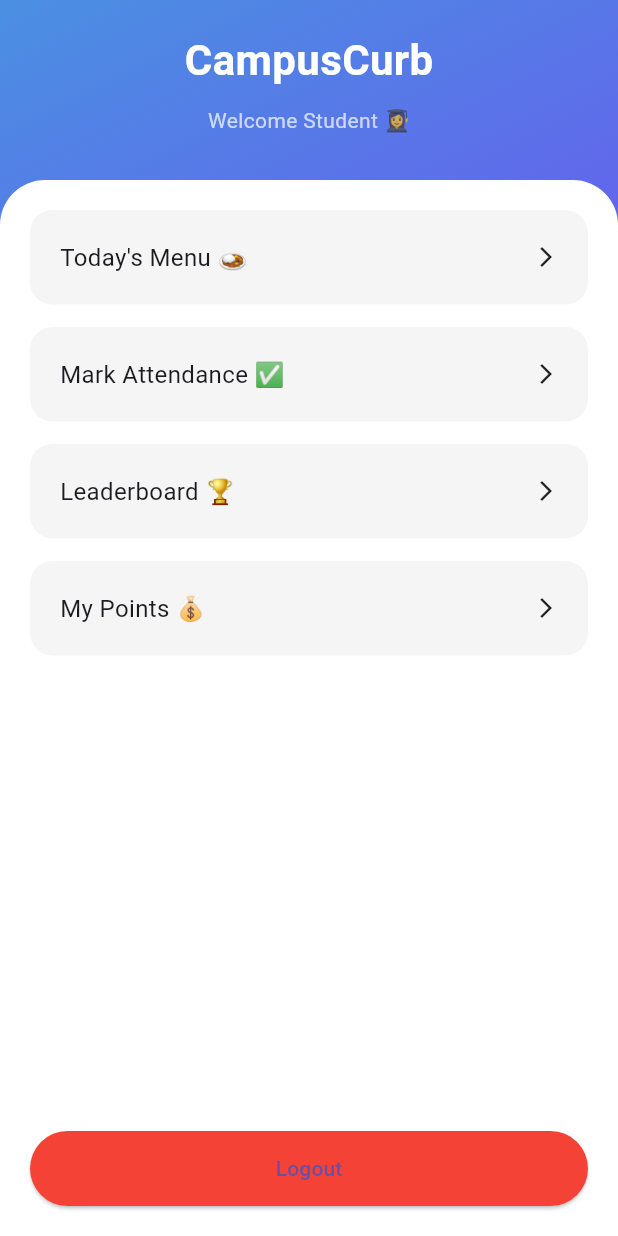
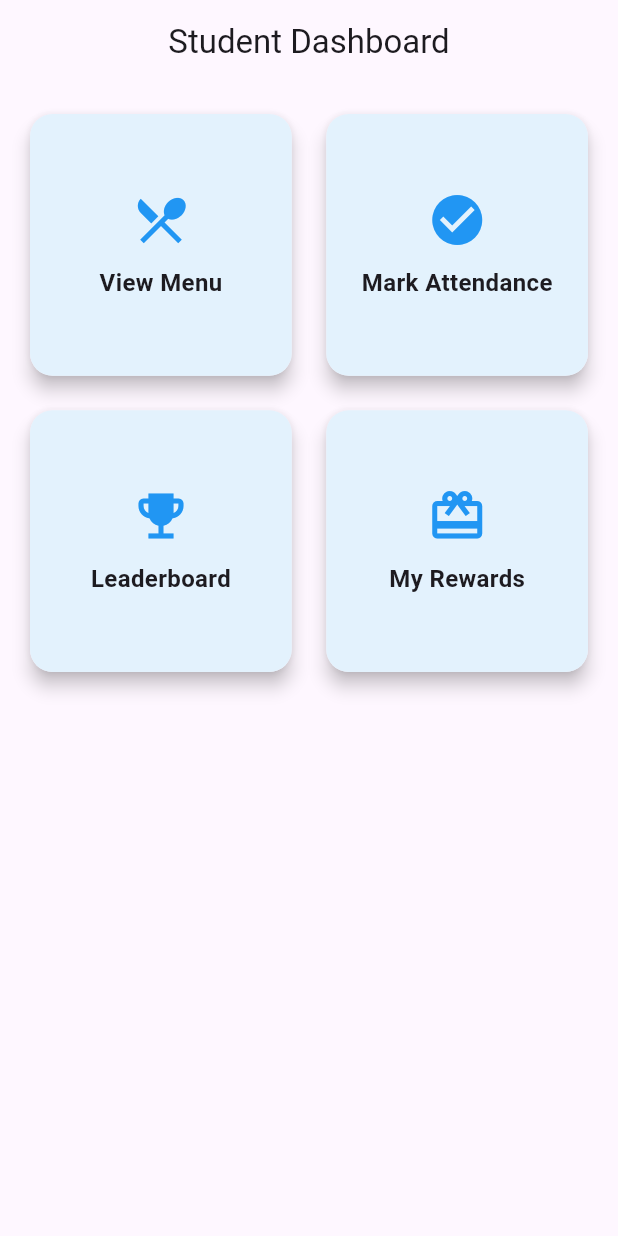
Before and after one commit to Riya-1106/CampusCurb, a Flutter app: the StudentDashboard screen opened directly, on a phone screen of 412 x 824 dp. Run offline on Flutter 3.47's test engine with Material 3 defaults, Android fonts, the light colour scheme and no system bars; our stand-ins replace cloud_firestore, firebase_auth, firebase_core, firebase_messaging; accounts and stored records are empty; network calls fail.

Commit message:
Edits in student side

```diff
--- a/frontend_flutter/lib/screens/auth/login_screen.dart
+++ b/frontend_flutter/lib/screens/auth/login_screen.dart
@@ -17,6 +17,7 @@
   final _emailController = TextEditingController();
   final _passwordController = TextEditingController();
   final AuthService _authService = AuthService();
+  final FirestoreService _firestoreService = FirestoreService();
 
   @override
   Widget build(BuildContext context) {
--- a/frontend_flutter/lib/screens/student/rewards_screen.dart
+++ b/frontend_flutter/lib/screens/student/rewards_screen.dart
@@ -1,15 +1,13 @@
 import 'package:flutter/material.dart';
 
 class RewardsScreen extends StatelessWidget {
+  const RewardsScreen({super.key});
+
   @override
   Widget build(BuildContext context) {
     return Scaffold(
-      appBar: AppBar(
-        title: Text('Rewards'),
-      ),
-      body: Center(
-        child: Text('Rewards Screen'),
-      ),
+      appBar: AppBar(title: const Text("My Rewards")),
+      body: const Center(child: Text("Rewards will appear here")),
     );
   }
 }
--- a/frontend_flutter/lib/screens/student/student_dashboard.dart
+++ b/frontend_flutter/lib/screens/student/student_dashboard.dart
@@ -1,67 +1,44 @@
 import 'package:flutter/material.dart';
-import 'package:firebase_auth/firebase_auth.dart';
+import 'menu_screen.dart';
+import 'attendance_screen.dart';
+import 'leaderboard_screen.dart';
+import 'rewards_screen.dart';
 
 class StudentDashboard extends StatelessWidget {
   const StudentDashboard({super.key});
 
-  @override
-  Widget build(BuildContext context) {
-    return Scaffold(
-      body: Container(
-        decoration: const BoxDecoration(
-          gradient: LinearGradient(
-            colors: [Color(0xFF4A90E2), Color(0xFF9013FE)],
-            begin: Alignment.topLeft,
-            end: Alignment.bottomRight,
+  Widget dashboardCard(
+    BuildContext context,
+    String title,
+    IconData icon,
+    Widget screen,
+  ) {
+    return GestureDetector(
+      onTap: () {
+        Navigator.push(
+          context,
+          MaterialPageRoute(builder: (context) => screen),
+        );
+      },
+      child: Card(
+        elevation: 5,
+        shape: RoundedRectangleBorder(borderRadius: BorderRadius.circular(15)),
+        child: Container(
+          padding: const EdgeInsets.all(20),
+          decoration: BoxDecoration(
+            borderRadius: BorderRadius.circular(15),
+            color: Colors.blue.shade50,
           ),
-        ),
-        child: SafeArea(
           child: Column(
+            mainAxisAlignment: MainAxisAlignment.center,
             children: [
-              const SizedBox(height: 20),
-              const Text(
-                "CampusCurb",
-                style: TextStyle(
-                  fontSize: 28,
-                  color: Colors.white,
+              Icon(icon, size: 40, color: Colors.blue),
+              const SizedBox(height: 10),
+              Text(
+                title,
+                style: const TextStyle(
+                  fontSize: 16,
                   fontWeight: FontWeight.bold,
-                ),
-              ),
-              const SizedBox(height: 10),
-              const Text(
-                "Welcome Student 👩‍🎓",
-                style: TextStyle(color: Colors.white70),
-              ),
-              const SizedBox(height: 30),
-
-              Expanded(
-                child: Container(
-                  padding: const EdgeInsets.all(20),
-                  decoration: const BoxDecoration(
-                    color: Colors.white,
-                    borderRadius: BorderRadius.vertical(
-                      top: Radius.circular(30),
-                    ),
-                  ),
-                  child: Column(
-                    children: [
-                      _buildCard("Today's Menu 🍛"),
-                      _buildCard("Mark Attendance ✅"),
-                      _buildCard("Leaderboard 🏆"),
-                      _buildCard("My Points 💰"),
-                      const Spacer(),
-                      ElevatedButton(
-                        onPressed: () async {
-                          await FirebaseAuth.instance.signOut();
-                        },
-                        style: ElevatedButton.styleFrom(
-                          backgroundColor: Colors.red,
-                          minimumSize: const Size(double.infinity, 50),
-                        ),
-                        child: const Text("Logout"),
-                      ),
-                    ],
-                  ),
                 ),
               ),
             ],
@@ -71,20 +48,46 @@
     );
   }
 
-  Widget _buildCard(String title) {
-    return Container(
-      margin: const EdgeInsets.only(bottom: 15),
-      padding: const EdgeInsets.all(20),
-      decoration: BoxDecoration(
-        color: Colors.grey.shade100,
-        borderRadius: BorderRadius.circular(15),
-      ),
-      child: Row(
-        mainAxisAlignment: MainAxisAlignment.spaceBetween,
-        children: [
-          Text(title, style: const TextStyle(fontSize: 16)),
-          const Icon(Icons.arrow_forward_ios, size: 16),
-        ],
+  @override
+  Widget build(BuildContext context) {
+    return Scaffold(
+      appBar: AppBar(title: const Text("Student Dashboard"), centerTitle: true),
+      body: Padding(
+        padding: const EdgeInsets.all(16),
+        child: GridView.count(
+          crossAxisCount: 2,
+          crossAxisSpacing: 15,
+          mainAxisSpacing: 15,
+          children: [
+            dashboardCard(
+              context,
+              "View Menu",
+              Icons.restaurant_menu,
+              const MenuScreen(),
+            ),
+
+            dashboardCard(
+              context,
+              "Mark Attendance",
+              Icons.check_circle,
+              const AttendanceScreen(),
+            ),
+
+            dashboardCard(
+              context,
+              "Leaderboard",
+              Icons.emoji_events,
+              const LeaderboardScreen(),
+            ),
+
+            dashboardCard(
+              context,
+              "My Rewards",
+              Icons.card_giftcard,
+              const RewardsScreen(),
+            ),
+          ],
+        ),
       ),
     );
   }
```
Also changed, not shown: frontend_flutter/lib/screens/student/attendance_screen.dart (+4 -6 lines), frontend_flutter/lib/screens/student/leaderboard_screen.dart (+4 -6 lines), frontend_flutter/lib/screens/student/menu_screen.dart (+4 -6 lines), frontend_flutter/lib/services/firestore_service.dart (+9 -11 lines).
